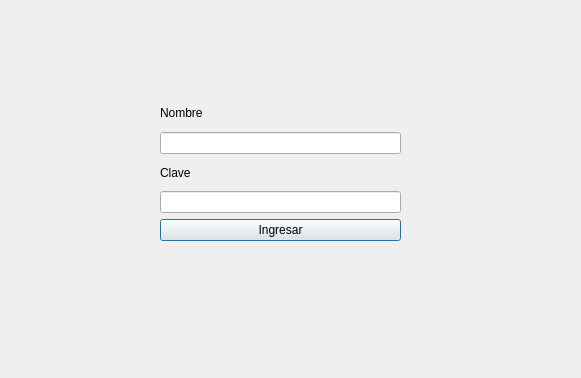
Above: TP1/login.ui from Naza824/TP1 before the change. Below: the same form after it.
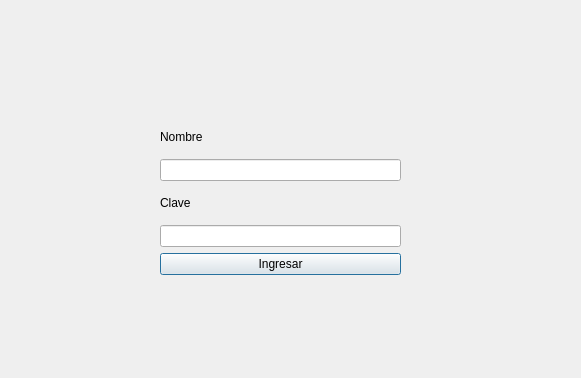
That is the form after the change.

The edit to the form file:
```diff
--- a/TP1/login.ui
+++ b/TP1/login.ui
@@ -17,9 +17,9 @@
    <property name="geometry">
     <rect>
      <x>160</x>
-     <y>100</y>
+     <y>120</y>
      <width>241</width>
-     <height>141</height>
+     <height>155</height>
     </rect>
    </property>
    <layout class="QGridLayout" name="gridLayout">
```
Left out of the diff: 2 changed lines with no effect on the pictures.
